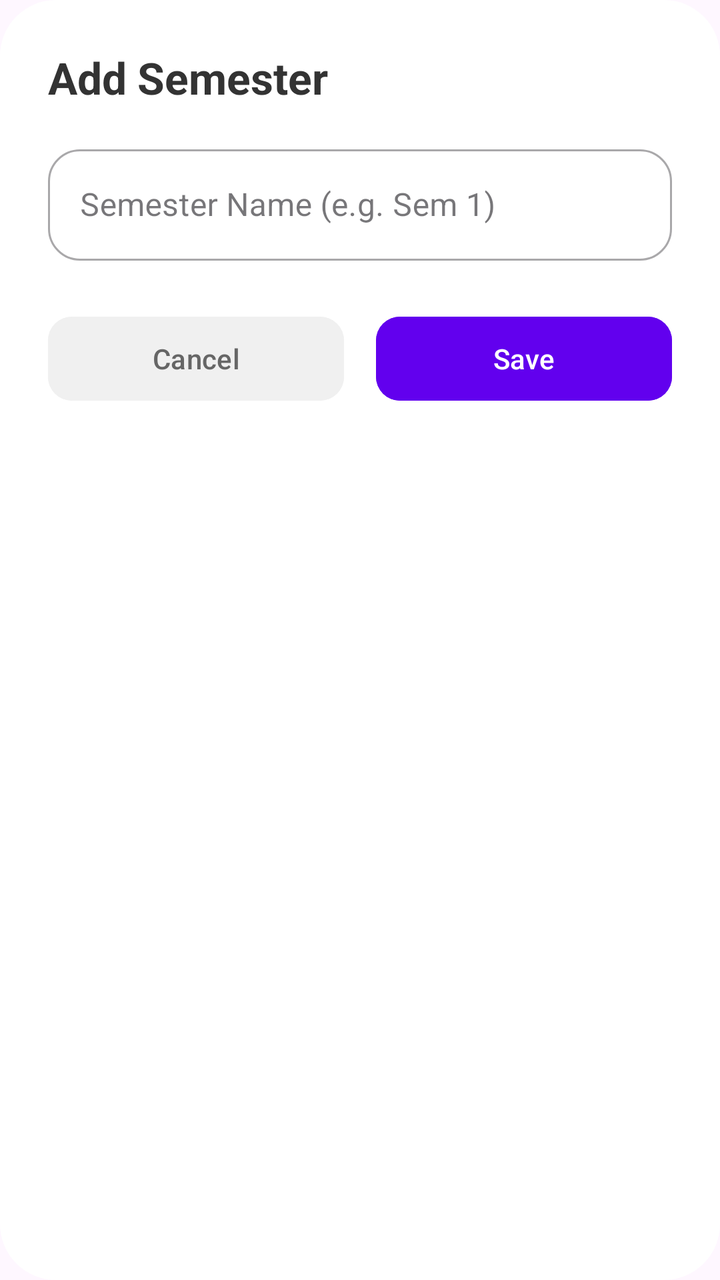
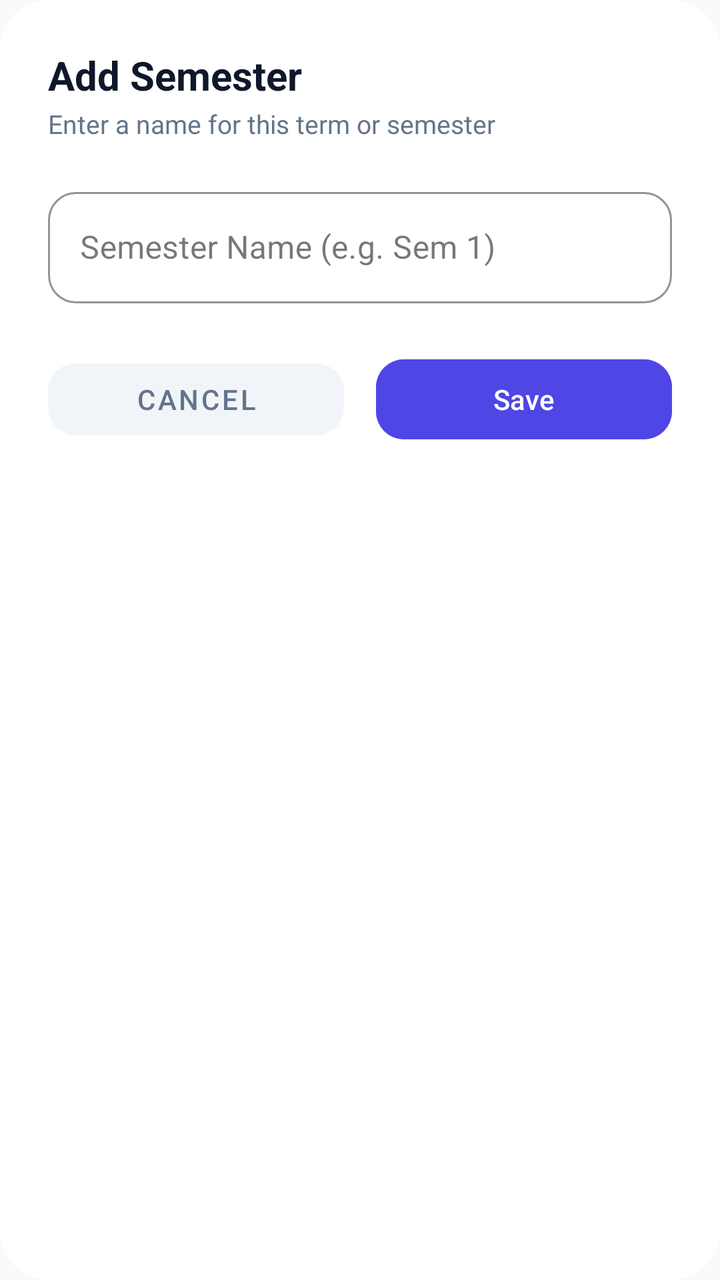

Screens rendered from an Android XML layout before and after an edit, with the pre-edit source and the edit as a unified diff.
<!-- AndroidManifest.xml: application theme Theme.CGPATracker -->
<!-- res/layout/dialog_add_semester.xml -->
<?xml version="1.0" encoding="utf-8"?>
<androidx.constraintlayout.widget.ConstraintLayout xmlns:android="http://schemas.android.com/apk/res/android"
    xmlns:app="http://schemas.android.com/apk/res-auto"
    android:layout_width="match_parent"
    android:layout_height="wrap_content"
    android:background="@drawable/dialog_background"
    android:padding="24dp">

    <TextView
        android:id="@+id/tvDialogTitle"
        android:layout_width="wrap_content"
        android:layout_height="wrap_content"
        android:text="Add Semester"
        android:textSize="22sp"
        android:textStyle="bold"
        android:textColor="#333333"
        app:layout_constraintStart_toStartOf="parent"
        app:layout_constraintTop_toTopOf="parent" />

    <com.google.android.material.textfield.TextInputLayout
        android:id="@+id/inputLayout"
        android:layout_width="match_parent"
        android:layout_height="wrap_content"
        android:layout_marginTop="16dp"
        android:hint="Semester Name (e.g. Sem 1)"
        app:boxCornerRadiusTopStart="16dp"
        app:boxCornerRadiusTopEnd="16dp"
        app:boxCornerRadiusBottomStart="16dp"
        app:boxCornerRadiusBottomEnd="16dp"
        style="@style/Widget.MaterialComponents.TextInputLayout.OutlinedBox"
        app:layout_constraintTop_toBottomOf="@+id/tvDialogTitle">

        <com.google.android.material.textfield.TextInputEditText
            android:id="@+id/etSemesterName"
            android:layout_width="match_parent"
            android:layout_height="wrap_content"
            android:inputType="textCapWords" />
    </com.google.android.material.textfield.TextInputLayout>

    <LinearLayout
        android:layout_width="match_parent"
        android:layout_height="wrap_content"
        android:layout_marginTop="24dp"
        android:orientation="horizontal"
        app:layout_constraintTop_toBottomOf="@+id/inputLayout">

        <com.google.android.material.button.MaterialButton
            android:id="@+id/btnCancel"
            android:layout_width="0dp"
            android:layout_height="50dp"
            android:layout_weight="1"
            android:layout_marginEnd="8dp"
            android:text="Cancel"
            android:textColor="#666666"
            android:backgroundTint="#F0F0F0"
            app:cornerRadius="12dp" />

        <com.google.android.material.button.MaterialButton
            android:id="@+id/btnSave"
            android:layout_width="0dp"
            android:layout_height="50dp"
            android:layout_weight="1"
            android:layout_marginStart="8dp"
            android:text="Save"
            android:textColor="#FFFFFF"
            android:backgroundTint="#6200EE"
            app:cornerRadius="12dp" />
    </LinearLayout>

</androidx.constraintlayout.widget.ConstraintLayout>
<!-- resources referenced by this layout -->
<resources>
  <!-- drawable dialog_background (drawable) -->
  <?xml version="1.0" encoding="utf-8"?>
  <shape xmlns:android="http://schemas.android.com/apk/res/android">
      <solid android:color="#FFFFFF" />
      <corners android:radius="28dp" />
      <padding android:left="16dp" android:right="16dp" android:top="16dp" android:bottom="16dp"/>
  </shape>
  <style name="Theme.CGPATracker" parent="Base.Theme.CGPATracker" />
  <style name="Base.Theme.CGPATracker" parent="Theme.Material3.DayNight.NoActionBar">
          
          
      </style>
</resources>

<!-- the commit's change to res/layout/dialog_add_semester.xml (unified diff, before → after) -->
@@ -11,29 +11,42 @@
         android:layout_width="wrap_content"
         android:layout_height="wrap_content"
         android:text="Add Semester"
-        android:textSize="22sp"
+        android:textSize="20sp"
         android:textStyle="bold"
-        android:textColor="#333333"
+        android:textColor="@color/text_primary"
         app:layout_constraintStart_toStartOf="parent"
         app:layout_constraintTop_toTopOf="parent" />
+
+    <TextView
+        android:id="@+id/tvDialogSubtitle"
+        android:layout_width="wrap_content"
+        android:layout_height="wrap_content"
+        android:text="Enter a name for this term or semester"
+        android:textSize="13sp"
+        android:textColor="@color/text_secondary"
+        android:layout_marginTop="2dp"
+        app:layout_constraintStart_toStartOf="parent"
+        app:layout_constraintTop_toBottomOf="@+id/tvDialogTitle" />
 
     <com.google.android.material.textfield.TextInputLayout
         android:id="@+id/inputLayout"
         android:layout_width="match_parent"
         android:layout_height="wrap_content"
-        android:layout_marginTop="16dp"
+        android:layout_marginTop="20dp"
         android:hint="Semester Name (e.g. Sem 1)"
-        app:boxCornerRadiusTopStart="16dp"
-        app:boxCornerRadiusTopEnd="16dp"
-        app:boxCornerRadiusBottomStart="16dp"
-        app:boxCornerRadiusBottomEnd="16dp"
+        app:boxCornerRadiusTopStart="14dp"
+        app:boxCornerRadiusTopEnd="14dp"
+        app:boxCornerRadiusBottomStart="14dp"
+        app:boxCornerRadiusBottomEnd="14dp"
+        app:boxStrokeColor="@color/primary"
         style="@style/Widget.MaterialComponents.TextInputLayout.OutlinedBox"
-        app:layout_constraintTop_toBottomOf="@+id/tvDialogTitle">
+        app:layout_constraintTop_toBottomOf="@+id/tvDialogSubtitle">
 
         <com.google.android.material.textfield.TextInputEditText
             android:id="@+id/etSemesterName"
             android:layout_width="match_parent"
             android:layout_height="wrap_content"
+            android:textColor="@color/text_primary"
             android:inputType="textCapWords" />
     </com.google.android.material.textfield.TextInputLayout>
 
@@ -47,24 +60,25 @@
         <com.google.android.material.button.MaterialButton
             android:id="@+id/btnCancel"
             android:layout_width="0dp"
-            android:layout_height="50dp"
+            android:layout_height="48dp"
             android:layout_weight="1"
             android:layout_marginEnd="8dp"
             android:text="Cancel"
-            android:textColor="#666666"
-            android:backgroundTint="#F0F0F0"
-            app:cornerRadius="12dp" />
+            android:textColor="@color/text_secondary"
+            android:backgroundTint="@color/surface_variant"
+            app:cornerRadius="14dp"
+            style="@style/Widget.MaterialComponents.Button.UnelevatedButton" />
 
         <com.google.android.material.button.MaterialButton
             android:id="@+id/btnSave"
             android:layout_width="0dp"
-            android:layout_height="50dp"
+            android:layout_height="48dp"
             android:layout_weight="1"
             android:layout_marginStart="8dp"
             android:text="Save"
             android:textColor="#FFFFFF"
-            android:backgroundTint="#6200EE"
-            app:cornerRadius="12dp" />
+            android:backgroundTint="@color/primary"
+            app:cornerRadius="14dp" />
     </LinearLayout>
 
 </androidx.constraintlayout.widget.ConstraintLayout>
<!-- resource entries referenced after the edit -->
@@ -1,16 +1,32 @@
 <!-- resources referenced by this layout -->
 <resources>
+  <color name="primary">#4F46E5</color>
+  <color name="surface_variant">#F1F5F9</color>
+  <color name="text_primary">#0F172A</color>
+  <color name="text_secondary">#64748B</color>
   <!-- drawable dialog_background (drawable) -->
   <?xml version="1.0" encoding="utf-8"?>
   <shape xmlns:android="http://schemas.android.com/apk/res/android">
-      <solid android:color="#FFFFFF" />
-      <corners android:radius="28dp" />
-      <padding android:left="16dp" android:right="16dp" android:top="16dp" android:bottom="16dp"/>
+      <solid android:color="@color/surface" />
+      <corners android:radius="24dp" />
   </shape>
   <style name="Theme.CGPATracker" parent="Base.Theme.CGPATracker" />
+  <color name="surface">#FFFFFF</color>
   <style name="Base.Theme.CGPATracker" parent="Theme.Material3.DayNight.NoActionBar">
-          
-          
+          <item name="colorPrimary">@color/primary</item>
+          <item name="colorSecondary">@color/primary_light</item>
+          <item name="android:statusBarColor">@color/background</item>
+          <item name="android:windowLightStatusBar">true</item>
+          <item name="android:windowBackground">@color/background</item>
+          <item name="bottomSheetDialogTheme">@style/CustomBottomSheetDialogTheme</item>
+      </style>
+  <color name="primary_light">#6366F1</color>
+  <color name="background">#F8FAFC</color>
+  <style name="CustomBottomSheetDialogTheme" parent="Theme.MaterialComponents.Light.BottomSheetDialog">
+          <item name="bottomSheetStyle">@style/CustomBottomSheetStyle</item>
+      </style>
+  <style name="CustomBottomSheetStyle" parent="Widget.Design.BottomSheet.Modal">
+          <item name="android:background">@android:color/transparent</item>
       </style>
 </resources>
 
